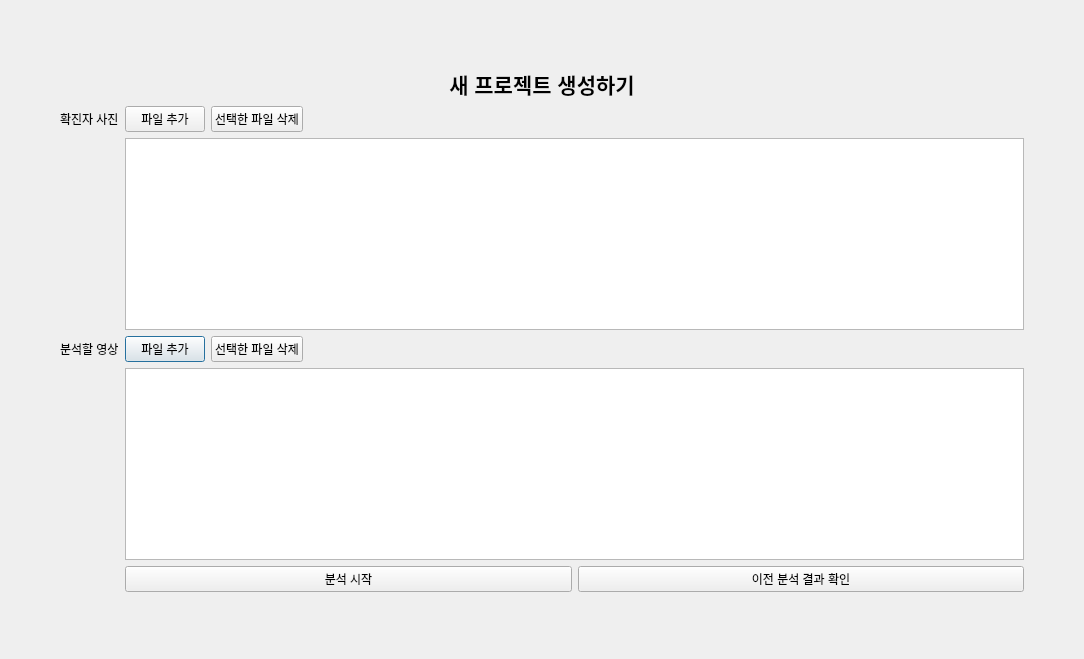
Qt form UI/ui/dataInput.ui (Adel-es/multi_covid19_cctv_analyzer) before a commit.
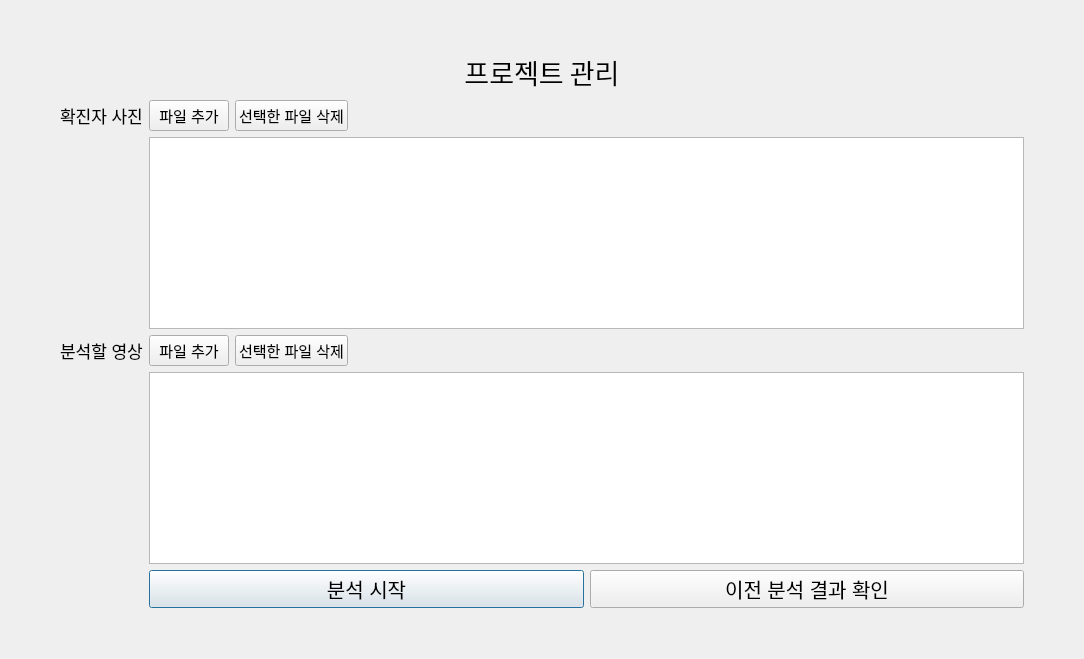
The same form after that commit.

The edit to the form file:
```diff
--- a/UI/ui/dataInput.ui
+++ b/UI/ui/dataInput.ui
@@ -13,13 +13,53 @@
   <property name="windowTitle">
    <string>Dialog</string>
   </property>
-  <layout class="QGridLayout" name="gridLayout">
+  <layout class="QGridLayout" name="gridLayout" rowstretch="0,1,0,1,0,1,0,0,0,0,0,0,0,0,0,0,0">
    <property name="leftMargin">
     <number>60</number>
    </property>
    <property name="rightMargin">
     <number>60</number>
    </property>
+   <item row="15" column="1">
+    <layout class="QHBoxLayout" name="horizontalLayout">
+     <item>
+      <widget class="QPushButton" name="startAnalysisBtn">
+       <property name="font">
+        <font>
+         <pointsize>15</pointsize>
+        </font>
+       </property>
+       <property name="text">
+        <string>분석 시작</string>
+       </property>
+      </widget>
+     </item>
+     <item>
+      <widget class="QPushButton" name="showResultBtn">
+       <property name="font">
+        <font>
+         <pointsize>15</pointsize>
+        </font>
+       </property>
+       <property name="text">
+        <string>이전 분석 결과 확인</string>
+       </property>
+      </widget>
+     </item>
+    </layout>
+   </item>
+   <item row="9" column="0">
+    <widget class="QLabel" name="label">
+     <property name="font">
+      <font>
+       <pointsize>13</pointsize>
+      </font>
+     </property>
+     <property name="text">
+      <string>확진자 사진</string>
+     </property>
+    </widget>
+   </item>
    <item row="0" column="0" colspan="2">
     <spacer name="verticalSpacer_2">
      <property name="orientation">
@@ -33,10 +73,24 @@
      </property>
     </spacer>
    </item>
-   <item row="7" column="1">
+   <item row="10" column="1">
+    <widget class="QListWidget" name="photoListWidget">
+     <property name="font">
+      <font>
+       <pointsize>11</pointsize>
+      </font>
+     </property>
+    </widget>
+   </item>
+   <item row="12" column="1">
     <layout class="QHBoxLayout" name="horizontalLayout_9">
      <item>
       <widget class="QPushButton" name="addVideoBtn">
+       <property name="font">
+        <font>
+         <pointsize>11</pointsize>
+        </font>
+       </property>
        <property name="text">
         <string>파일 추가</string>
        </property>
@@ -44,6 +98,11 @@
      </item>
      <item>
       <widget class="QPushButton" name="pushButton_2">
+       <property name="font">
+        <font>
+         <pointsize>11</pointsize>
+        </font>
+       </property>
        <property name="text">
         <string>선택한 파일 삭제</string>
        </property>
@@ -64,16 +123,68 @@
      </item>
     </layout>
    </item>
-   <item row="5" column="1">
-    <widget class="QListWidget" name="photoListWidget"/>
+   <item row="16" column="0" colspan="2">
+    <spacer name="verticalSpacer">
+     <property name="orientation">
+      <enum>Qt::Vertical</enum>
+     </property>
+     <property name="sizeHint" stdset="0">
+      <size>
+       <width>20</width>
+       <height>40</height>
+      </size>
+     </property>
+    </spacer>
    </item>
-   <item row="8" column="1">
-    <widget class="QListWidget" name="videoListWidget"/>
+   <item row="2" column="0" colspan="2">
+    <widget class="QLabel" name="label_2">
+     <property name="font">
+      <font>
+       <family>-윤고딕310</family>
+       <pointsize>20</pointsize>
+      </font>
+     </property>
+     <property name="text">
+      <string>프로젝트 관리</string>
+     </property>
+     <property name="alignment">
+      <set>Qt::AlignCenter</set>
+     </property>
+     <property name="margin">
+      <number>5</number>
+     </property>
+    </widget>
    </item>
-   <item row="4" column="1">
+   <item row="12" column="0">
+    <widget class="QLabel" name="label_3">
+     <property name="font">
+      <font>
+       <pointsize>13</pointsize>
+      </font>
+     </property>
+     <property name="text">
+      <string>분석할 영상</string>
+     </property>
+    </widget>
+   </item>
+   <item row="13" column="1">
+    <widget class="QListWidget" name="videoListWidget">
+     <property name="font">
+      <font>
+       <pointsize>11</pointsize>
+      </font>
+     </property>
+    </widget>
+   </item>
+   <item row="9" column="1">
     <layout class="QHBoxLayout" name="horizontalLayout_8">
      <item>
       <widget class="QPushButton" name="addPhotoBtn">
+       <property name="font">
+        <font>
+         <pointsize>11</pointsize>
+        </font>
+       </property>
        <property name="text">
         <string>파일 추가</string>
        </property>
@@ -81,6 +192,11 @@
      </item>
      <item>
       <widget class="QPushButton" name="pushButton">
+       <property name="font">
+        <font>
+         <pointsize>11</pointsize>
+        </font>
+       </property>
        <property name="text">
         <string>선택한 파일 삭제</string>
        </property>
@@ -101,15 +217,8 @@
      </item>
     </layout>
    </item>
-   <item row="7" column="0">
-    <widget class="QLabel" name="label_3">
-     <property name="text">
-      <string>분석할 영상</string>
-     </property>
-    </widget>
-   </item>
-   <item row="11" column="0" colspan="2">
-    <spacer name="verticalSpacer">
+   <item row="3" column="0" colspan="2">
+    <spacer name="verticalSpacer_3">
      <property name="orientation">
       <enum>Qt::Vertical</enum>
      </property>
@@ -121,38 +230,6 @@
      </property>
     </spacer>
    </item>
-   <item row="2" column="0" colspan="2">
-    <widget class="QLabel" name="label_2">
-     <property name="text">
-      <string>&lt;html&gt;&lt;head/&gt;&lt;body&gt;&lt;p align=&quot;center&quot;&gt;&lt;span style=&quot; font-size:16pt; font-weight:600;&quot;&gt;새 프로젝트 생성하기&lt;/span&gt;&lt;/p&gt;&lt;/body&gt;&lt;/html&gt;</string>
-     </property>
-    </widget>
-   </item>
-   <item row="4" column="0">
-    <widget class="QLabel" name="label">
-     <property name="text">
-      <string>확진자 사진</string>
-     </property>
-    </widget>
-   </item>
-   <item row="10" column="1">
-    <layout class="QHBoxLayout" name="horizontalLayout">
-     <item>
-      <widget class="QPushButton" name="startAnalysisBtn">
-       <property name="text">
-        <string>분석 시작</string>
-       </property>
-      </widget>
-     </item>
-     <item>
-      <widget class="QPushButton" name="showResultBtn">
-       <property name="text">
-        <string>이전 분석 결과 확인</string>
-       </property>
-      </widget>
-     </item>
-    </layout>
-   </item>
   </layout>
  </widget>
  <resources/>
```
